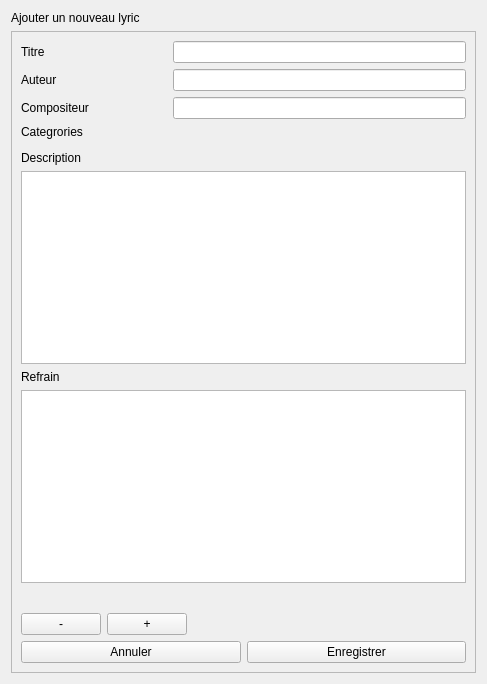
First picture: the form in app/ui/songs/form_add.ui, repository TNyRina/admin_tononkira_pcl_desktop, before the edit.
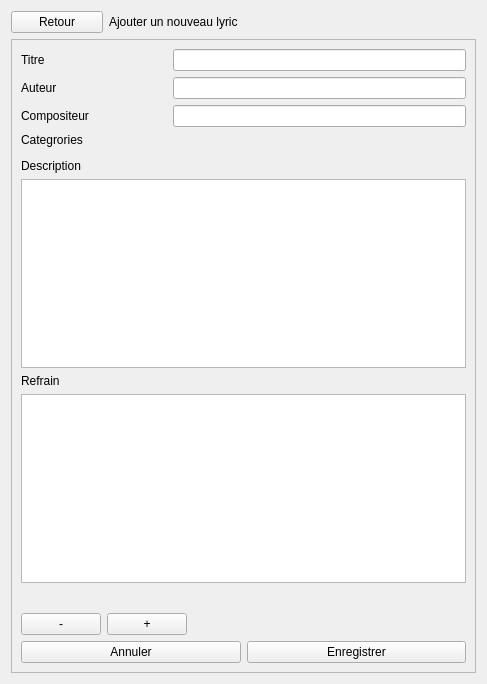
Second picture: the form after the edit.

Commit message: Song UI: button ext and cancel submit

Patch:
```diff
--- a/app/ui/songs/form_add.ui
+++ b/app/ui/songs/form_add.ui
@@ -13,7 +13,16 @@
   <property name="windowTitle">
    <string>Form</string>
   </property>
-  <layout class="QVBoxLayout" name="verticalLayout_5">
+  <layout class="QVBoxLayout" name="verticalLayout_3">
+   <item>
+    <layout class="QHBoxLayout" name="horizontalLayout_6" stretch="1,4">
+     <item>
+      <widget class="QPushButton" name="btn_to_list_song">
+       <property name="text">
+        <string>Retour</string>
+       </property>
+      </widget>
+     </item>
    <item>
     <widget class="QLabel" name="label">
      <property name="text">
@@ -21,6 +30,8 @@
      </property>
     </widget>
    </item>
+    </layout>
+   </item>
    <item>
     <widget class="QScrollArea" name="scrollArea">
      <property name="widgetResizable">
@@ -32,7 +43,7 @@
         <x>0</x>
         <y>0</y>
         <width>467</width>
-        <height>641</height>
+        <height>631</height>
        </rect>
       </property>
       <layout class="QVBoxLayout" name="verticalLayout_2">
```
Lines whose indentation alone changed are shown as unchanged. The commit also changes 8 other files.
